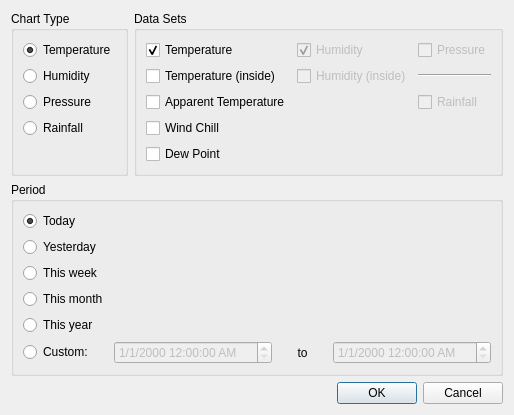
Old version of the form desktop/chartoptionsdialog.ui in the repository davidrg/zxweather.
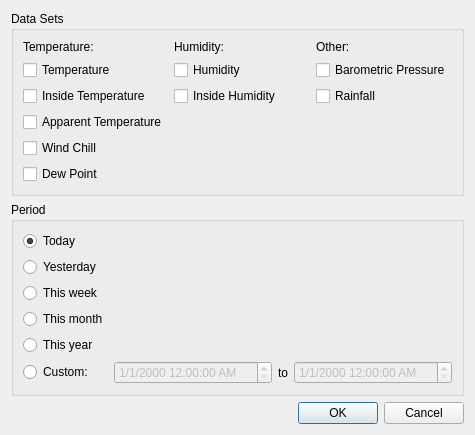
New version of the form. Icons and pictures are not drawn.

Commit message:
Got rid of all the chart type rubbish as you can put what ever you like in the charts now.
Also added a Y axis lock option to allow all Y axes to be scaled/panned at the
same time.

Diff of the .ui file:
```diff
--- a/desktop/chartoptionsdialog.ui
+++ b/desktop/chartoptionsdialog.ui
@@ -6,8 +6,8 @@
    <rect>
     <x>0</x>
     <y>0</y>
-    <width>459</width>
-    <height>363</height>
+    <width>447</width>
+    <height>382</height>
    </rect>
   </property>
   <property name="windowTitle">
@@ -18,162 +18,6 @@
     <normaloff>:/icons/chart-edit</normaloff>:/icons/chart-edit</iconset>
   </property>
   <layout class="QGridLayout" name="gridLayout_4">
-   <item row="0" column="0">
-    <widget class="QGroupBox" name="groupBox">
-     <property name="title">
-      <string>Chart Type</string>
-     </property>
-     <layout class="QGridLayout" name="gridLayout">
-      <item row="1" column="0">
-       <widget class="QRadioButton" name="rbCtHumidity">
-        <property name="text">
-         <string>Humidity</string>
-        </property>
-       </widget>
-      </item>
-      <item row="2" column="0">
-       <widget class="QRadioButton" name="rbCtPressure">
-        <property name="text">
-         <string>Pressure</string>
-        </property>
-       </widget>
-      </item>
-      <item row="4" column="0">
-       <spacer name="verticalSpacer">
-        <property name="orientation">
-         <enum>Qt::Vertical</enum>
-        </property>
-        <property name="sizeHint" stdset="0">
-         <size>
-          <width>20</width>
-          <height>40</height>
-         </size>
-        </property>
-       </spacer>
-      </item>
-      <item row="0" column="0">
-       <widget class="QRadioButton" name="rbCtTemperature">
-        <property name="text">
-         <string>Temperature</string>
-        </property>
-        <property name="checked">
-         <bool>true</bool>
-        </property>
-       </widget>
-      </item>
-      <item row="3" column="0">
-       <widget class="QRadioButton" name="rbCtRainfall">
-        <property name="text">
-         <string>Rainfall</string>
-        </property>
-       </widget>
-      </item>
-     </layout>
-    </widget>
-   </item>
-   <item row="0" column="1">
-    <widget class="QGroupBox" name="groupBox_2">
-     <property name="title">
-      <string>Data Sets</string>
-     </property>
-     <layout class="QGridLayout" name="gridLayout_2">
-      <item row="3" column="0">
-       <widget class="QCheckBox" name="cbWindChill">
-        <property name="text">
-         <string>Wind Chill</string>
-        </property>
-       </widget>
-      </item>
-      <item row="0" column="1">
-       <widget class="QCheckBox" name="cbHumidity">
-        <property name="enabled">
-         <bool>false</bool>
-        </property>
-        <property name="text">
-         <string>Humidity</string>
-        </property>
-        <property name="checked">
-         <bool>true</bool>
-        </property>
-       </widget>
-      </item>
-      <item row="1" column="1">
-       <widget class="QCheckBox" name="cbIndoorHumidity">
-        <property name="enabled">
-         <bool>false</bool>
-        </property>
-        <property name="text">
-         <string>Humidity (inside)</string>
-        </property>
-       </widget>
-      </item>
-      <item row="4" column="0">
-       <widget class="QCheckBox" name="cbDewPoint">
-        <property name="text">
-         <string>Dew Point</string>
-        </property>
-       </widget>
-      </item>
-      <item row="0" column="0">
-       <widget class="QCheckBox" name="cbTemperature">
-        <property name="text">
-         <string>Temperature</string>
-        </property>
-        <property name="checked">
-         <bool>true</bool>
-        </property>
-       </widget>
-      </item>
-      <item row="2" column="0">
-       <widget class="QCheckBox" name="cbApparentTemperature">
-        <property name="text">
-         <string>Apparent Temperature</string>
-        </property>
-       </widget>
-      </item>
-      <item row="1" column="0">
-       <widget class="QCheckBox" name="cbIndoorTemperature">
-        <property name="text">
-         <string>Temperature (inside)</string>
-        </property>
-       </widget>
-      </item>
-      <item row="0" column="2">
-       <widget class="QCheckBox" name="cbPressure">
-        <property name="enabled">
-         <bool>false</bool>
-        </property>
-        <property name="text">
-         <string>Pressure</string>
-        </property>
-        <property name="checked">
-         <bool>false</bool>
-        </property>
-       </widget>
-      </item>
-      <item row="1" column="2">
-       <widget class="Line" name="line">
-        <property name="orientation">
-         <enum>Qt::Horizontal</enum>
-        </property>
-       </widget>
-      </item>
-      <item row="2" column="2">
-       <widget class="QCheckBox" name="cbRainfall">
-        <property name="enabled">
-         <bool>false</bool>
-        </property>
-        <property name="text">
-         <string>Rainfall</string>
-        </property>
-        <property name="checked">
-         <bool>false</bool>
-        </property>
-       </widget>
-      </item>
-     </layout>
-    </widget>
-   </item>
    <item row="1" column="0" colspan="2">
     <widget class="QGroupBox" name="groupBox_3">
      <property name="title">
@@ -274,6 +118,123 @@
      </property>
     </widget>
    </item>
+   <item row="0" column="0" colspan="2">
+    <widget class="QGroupBox" name="groupBox_2">
+     <property name="title">
+      <string>Data Sets</string>
+     </property>
+     <layout class="QGridLayout" name="gridLayout_2">
+      <item row="0" column="0">
+       <widget class="QLabel" name="label_2">
+        <property name="text">
+         <string>Temperature:</string>
+        </property>
+       </widget>
+      </item>
+      <item row="2" column="2">
+       <widget class="QCheckBox" name="cbRainfall">
+        <property name="enabled">
+         <bool>true</bool>
+        </property>
+        <property name="text">
+         <string>Rainfall</string>
+        </property>
+        <property name="checked">
+         <bool>false</bool>
+        </property>
+       </widget>
+      </item>
+      <item row="2" column="0">
+       <widget class="QCheckBox" name="cbIndoorTemperature">
+        <property name="text">
+         <string>Inside Temperature</string>
+        </property>
+       </widget>
+      </item>
+      <item row="0" column="1">
+       <widget class="QLabel" name="label_3">
+        <property name="text">
+         <string>Humidity:</string>
+        </property>
+       </widget>
+      </item>
+      <item row="1" column="2">
+       <widget class="QCheckBox" name="cbPressure">
+        <property name="enabled">
+         <bool>true</bool>
+        </property>
+        <property name="text">
+         <string>Barometric Pressure</string>
+        </property>
+        <property name="checked">
+         <bool>false</bool>
+        </property>
+       </widget>
+      </item>
+      <item row="4" column="0">
+       <widget class="QCheckBox" name="cbWindChill">
+        <property name="text">
+         <string>Wind Chill</string>
+        </property>
+       </widget>
+      </item>
+      <item row="1" column="1">
+       <widget class="QCheckBox" name="cbHumidity">
+        <property name="enabled">
+         <bool>true</bool>
+        </property>
+        <property name="text">
+         <string>Humidity</string>
+        </property>
+        <property name="checked">
+         <bool>false</bool>
+        </property>
+       </widget>
+      </item>
+      <item row="5" column="0">
+       <widget class="QCheckBox" name="cbDewPoint">
+        <property name="text">
+         <string>Dew Point</string>
+        </property>
+       </widget>
+      </item>
+      <item row="1" column="0">
+       <widget class="QCheckBox" name="cbTemperature">
+        <property name="text">
+         <string>Temperature</string>
+        </property>
+        <property name="checked">
+         <bool>false</bool>
+        </property>
+       </widget>
+      </item>
+      <item row="3" column="0">
+       <widget class="QCheckBox" name="cbApparentTemperature">
+        <property name="text">
+         <string>Apparent Temperature</string>
+        </property>
+       </widget>
+      </item>
+      <item row="0" column="2">
+       <widget class="QLabel" name="label_4">
+        <property name="text">
+         <string>Other:</string>
+        </property>
+       </widget>
+      </item>
+      <item row="2" column="1">
+       <widget class="QCheckBox" name="cbIndoorHumidity">
+        <property name="enabled">
+         <bool>true</bool>
+        </property>
+        <property name="text">
+         <string>Inside Humidity</string>
+        </property>
+       </widget>
+      </item>
+     </layout>
+    </widget>
+   </item>
   </layout>
  </widget>
  <tabstops>
```
Left out of the diff: 4 changed lines with no effect on the pictures. The commit also changes 7 other files.
